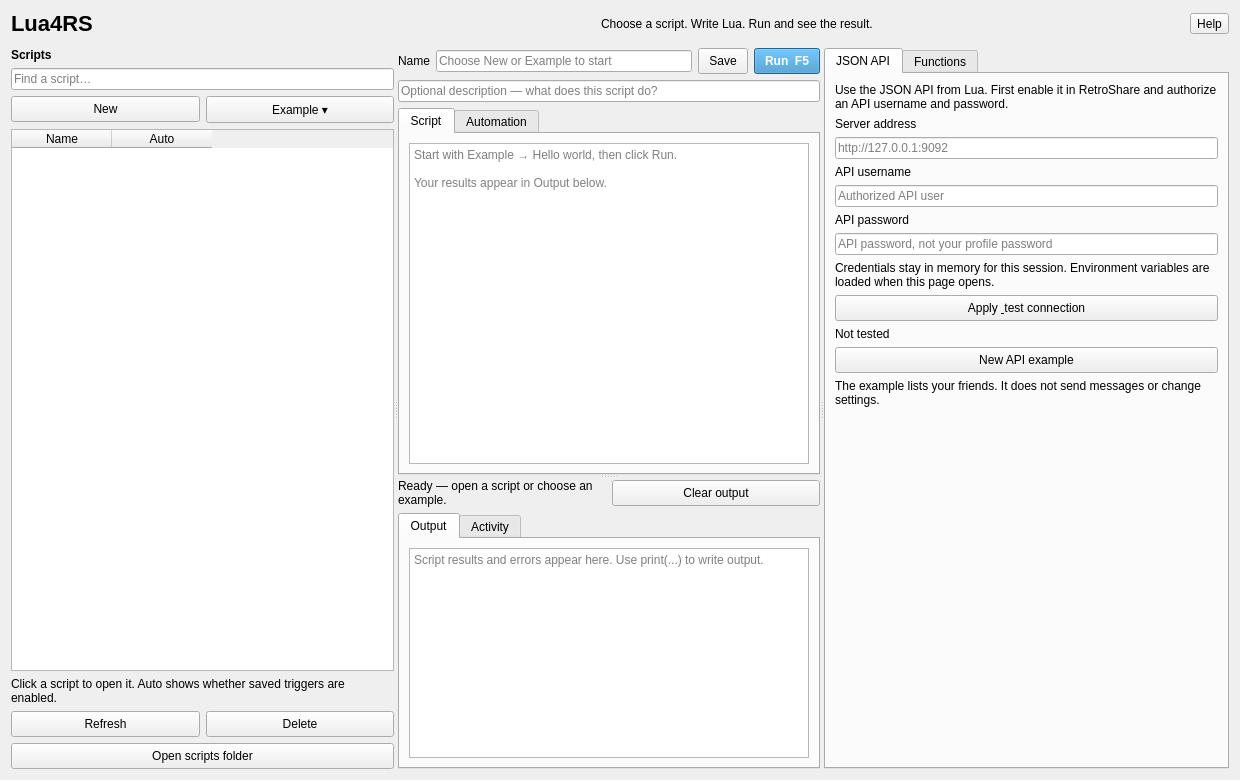
First picture: the form in gui/Lua4RSWidget.ui, repository defnax/Lua4RS, before the edit.
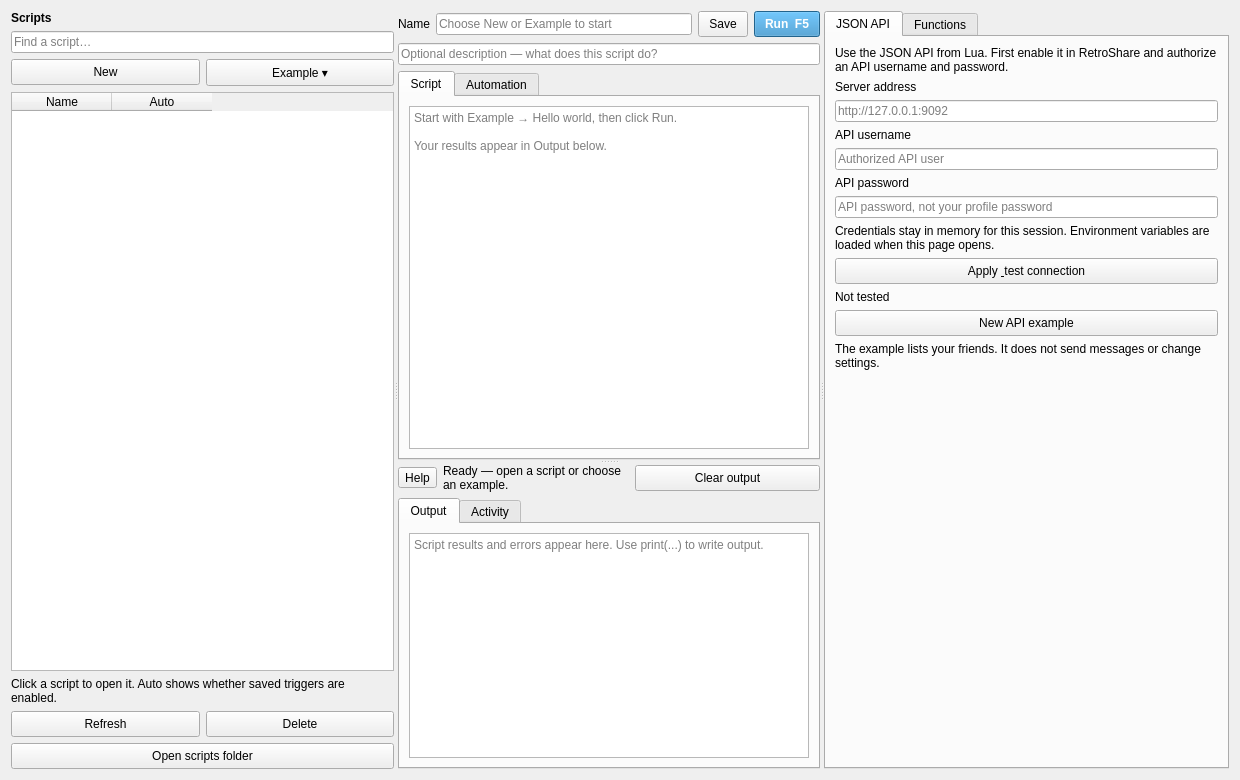
Second picture: the form after the edit. Custom widgets are drawn as their Qt base class.

Commit message:
Bundle example scripts and expand the Functions browser
- Add a catalogue of 378 JSON API endpoints with input types and response fields
- Separate JSON API endpoints, client utilities, and native Lua helpers
- Correct native helper argument examples and improve nested search
- Label streaming endpoints unavailable in the GUI
- Embed 12 GUI example scripts in the plugin
- Install missing examples once per profile without overwriting existing files
- Add an Example > Bundled scripts menu
- Add catalogue generation
- Add green and grey indicators for script automation status

Patch:
```diff
--- a/gui/Lua4RSWidget.ui
+++ b/gui/Lua4RSWidget.ui
@@ -14,40 +14,12 @@
    <string>Lua4RS — Lua scripting</string>
   </property>
   <property name="styleSheet">
-   <string>QLabel#titleLabel { font-size: 22px; font-weight: 600; } QLabel#scriptsLabel { font-weight: 600; } QPushButton { padding: 5px 10px; } QPushButton#pb_run { background-color: palette(highlight); color: palette(highlighted-text); font-weight: 600; }</string>
+   <string>QLabel#scriptsLabel { font-weight: 600; } QPushButton { padding: 5px 10px; } QPushButton#pb_run { background-color: palette(highlight); color: palette(highlighted-text); font-weight: 600; }</string>
   </property>
   <layout class="QVBoxLayout" name="mainLayout">
    <property name="spacing">
     <number>12</number>
    </property>
-   <item>
-    <layout class="QHBoxLayout" name="headingLayout">
-     <item>
-      <widget class="QLabel" name="titleLabel">
-       <property name="text">
-        <string>Lua4RS</string>
-       </property>
-      </widget>
-     </item>
-     <item>
-      <widget class="QLabel" name="subtitleLabel">
-       <property name="text">
-        <string>Choose a script. Write Lua. Run and see the result.</string>
-       </property>
-       <property name="wordWrap">
-        <bool>true</bool>
-       </property>
-      </widget>
-     </item>
-     <item>
-      <widget class="QToolButton" name="helpButton">
-       <property name="text">
-        <string>Help</string>
-       </property>
-      </widget>
-     </item>
-    </layout>
-   </item>
    <item>
     <widget class="QSplitter" name="workspaceSplitter">
      <property name="orientation">
@@ -433,6 +405,11 @@
        <layout class="QVBoxLayout" name="outputLayout">
         <item>
          <layout class="QHBoxLayout" name="outputActions">
+          <item>
+           <widget class="QToolButton" name="helpButton">
+            <property name="text"><string>Help</string></property>
+           </widget>
+          </item>
           <item>
            <widget class="QLabel" name="runStatus">
             <property name="text">
```
The commit also changes 10 other files.
